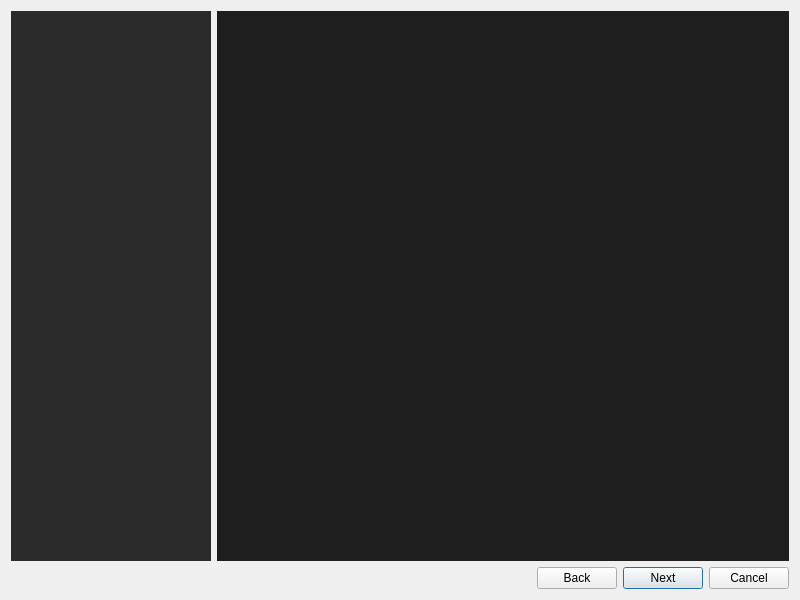
Above: src/citron/setup_wizard.ui from citron-neo/emulator before the change. Below: the same form after it.
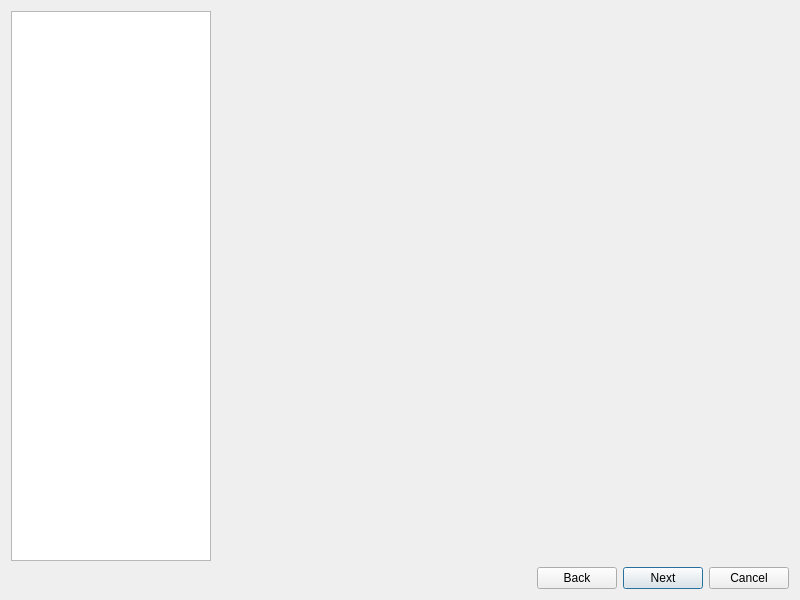
That is the form after the change.

Commit message:
refactor: Clean up setup wizard and improve updater
- Refactor setup_wizard code (remove 100+ lines of unused code)
- Change default update channel from Stable to Nightly
- Fix Windows build detection in updater (skip PGO builds)
- Remove verbose Wayland logging from Vulkan swapchain

The edit to the form file:
```diff
--- a/src/citron/setup_wizard.ui
+++ b/src/citron/setup_wizard.ui
@@ -37,32 +37,14 @@
         </size>
        </property>
        <property name="styleSheet">
-        <string>QListWidget {
-    background-color: #2b2b2b;
-    border: none;
-    outline: none;
-}
-QListWidget::item {
-    padding: 8px;
-    border: none;
-    color: #cccccc;
-}
-QListWidget::item:selected {
-    background-color: #3d3d3d;
-    color: #ffffff;
-}
-QListWidget::item:hover {
-    background-color: #353535;
-}</string>
+        <string notr="true"/>
        </property>
       </widget>
      </item>
      <item>
       <widget class="QStackedWidget" name="contentStack">
        <property name="styleSheet">
-        <string>QStackedWidget {
-    background-color: #1e1e1e;
-}</string>
+        <string notr="true"/>
        </property>
       </widget>
      </item>
```
Left out of the diff: 68 changed lines with no effect on the pictures. The commit also changes 4 other files.
